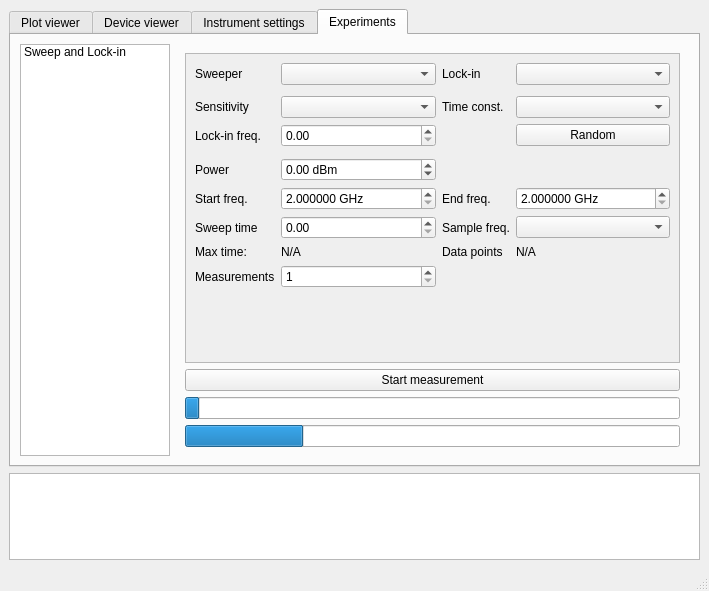
The window that UI/mainwindow.ui (bgoblyos/pymeas-ng) describes before a commit, drawn with Qt 5.
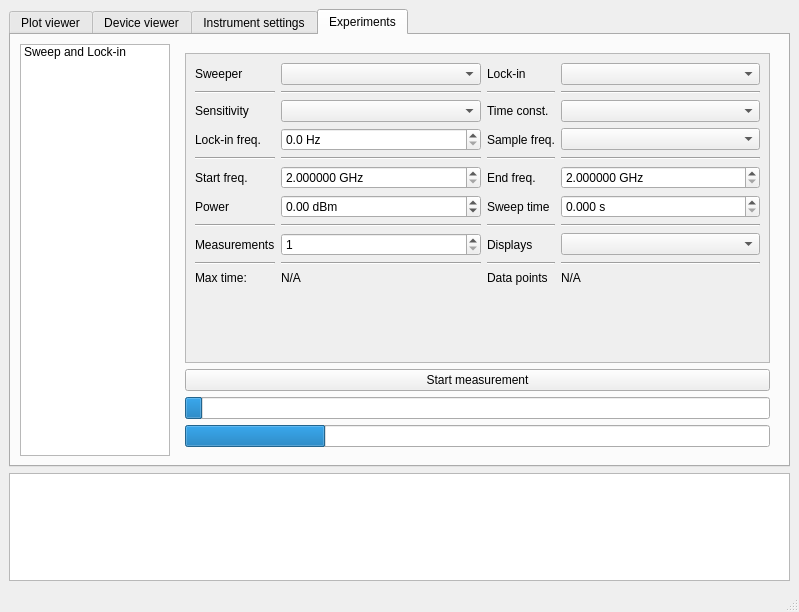
The same window after the commit. Custom widgets are drawn as their Qt base class.

```diff
--- a/UI/mainwindow.ui
+++ b/UI/mainwindow.ui
@@ -6,8 +6,8 @@
    <rect>
     <x>0</x>
     <y>0</y>
-    <width>709</width>
-    <height>591</height>
+    <width>799</width>
+    <height>612</height>
    </rect>
   </property>
   <property name="windowTitle">
@@ -187,8 +187,8 @@
                   <rect>
                    <x>0</x>
                    <y>0</y>
-                   <width>422</width>
-                   <height>348</height>
+                   <width>524</width>
+                   <height>462</height>
                   </rect>
                  </property>
                  <property name="sizePolicy">
@@ -385,7 +385,7 @@
                     <item>
                      <widget class="QRadioButton" name="genericLockInAqOne">
                       <property name="text">
-                       <string>One-shot</string>
+                       <string>O&amp;ne-shot</string>
                       </property>
                      </widget>
                     </item>
@@ -482,8 +482,8 @@
                   <rect>
                    <x>0</x>
                    <y>0</y>
-                   <width>185</width>
-                   <height>98</height>
+                   <width>226</width>
+                   <height>112</height>
                   </rect>
                  </property>
                  <layout class="QFormLayout" name="formLayout_2">
@@ -611,72 +611,15 @@
                 <rect>
                  <x>0</x>
                  <y>0</y>
-                 <width>491</width>
-                 <height>292</height>
+                 <width>597</width>
+                 <height>317</height>
                 </rect>
                </property>
                <layout class="QGridLayout" name="gridLayout">
-                <item row="5" column="1">
-                 <widget class="QDoubleSpinBox" name="sweepAndLockPower">
-                  <property name="suffix">
-                   <string> dBm</string>
-                  </property>
-                  <property name="minimum">
-                   <double>-80.000000000000000</double>
-                  </property>
-                  <property name="maximum">
-                   <double>20.000000000000000</double>
-                  </property>
-                 </widget>
-                </item>
-                <item row="3" column="0">
-                 <widget class="QLabel" name="label_25">
-                  <property name="text">
-                   <string>Lock-in freq.</string>
-                  </property>
-                 </widget>
-                </item>
-                <item row="5" column="0">
-                 <widget class="QLabel" name="label_27">
-                  <property name="text">
-                   <string>Power</string>
-                  </property>
-                 </widget>
-                </item>
-                <item row="7" column="3">
-                 <widget class="QComboBox" name="sweepAndLockSampleFreq"/>
-                </item>
-                <item row="2" column="3">
-                 <widget class="QComboBox" name="sweepAndLockTau"/>
-                </item>
-                <item row="9" column="1">
-                 <widget class="QLabel" name="sweepAndLockMaxTimeLabel">
-                  <property name="text">
-                   <string>N/A</string>
-                  </property>
-                 </widget>
-                </item>
-                <item row="9" column="3">
-                 <widget class="QLabel" name="sweepAndLockDataPointsLabel">
-                  <property name="text">
-                   <string>N/A</string>
-                  </property>
-                 </widget>
-                </item>
-                <item row="2" column="2">
-                 <widget class="QLabel" name="label_26">
-                  <property name="text">
-                   <string>Time const.</string>
-                  </property>
-                 </widget>
-                </item>
-                <item row="2" column="1">
-                 <widget class="QComboBox" name="sweepAndLockSens"/>
-                </item>
-                <item row="7" column="2">
-                 <widget class="QLabel" name="label_21">
-                  <property name="text">
-                   <string>Sample freq.</string>
+                <item row="1" column="2">
+                 <widget class="Line" name="line_7">
+                  <property name="orientation">
+                   <enum>Qt::Horizontal</enum>
                   </property>
                  </widget>
                 </item>
@@ -696,39 +639,6 @@
                   </property>
                  </widget>
                 </item>
-                <item row="1" column="0">
-                 <spacer name="verticalSpacer_3">
-                  <property name="orientation">
-                   <enum>Qt::Vertical</enum>
-                  </property>
-                  <property name="sizeType">
-                   <enum>QSizePolicy::Fixed</enum>
-                  </property>
-                  <property name="sizeHint" stdset="0">
-                   <size>
-                    <width>20</width>
-                    <height>5</height>
-                   </size>
-                  </property>
-                 </spacer>
-                </item>
-                <item row="7" column="1">
-                 <widget class="QDoubleSpinBox" name="sweepAndLockSweepTime"/>
-                </item>
-                <item row="2" column="0">
-                 <widget class="QLabel" name="label_23">
-                  <property name="text">
-                   <string>Sensitivity</string>
-                  </property>
-                 </widget>
-                </item>
-                <item row="0" column="0">
-                 <widget class="QLabel" name="label_16">
-                  <property name="text">
-                   <string>Sweeper</string>
-                  </property>
-                 </widget>
-                </item>
                 <item row="6" column="0">
                  <widget class="QLabel" name="label_19">
                   <property name="text">
@@ -736,20 +646,49 @@
                   </property>
                  </widget>
                 </item>
-                <item row="0" column="2">
-                 <widget class="QLabel" name="label_17">
+                <item row="3" column="2">
+                 <widget class="QLabel" name="label_21">
                   <property name="text">
-                   <string>Lock-in</string>
+                   <string>Sample freq.</string>
                   </property>
                  </widget>
                 </item>
-                <item row="6" column="2">
-                 <widget class="QLabel" name="label_20">
-                  <property name="text">
-                   <string>End freq.</string>
+                <item row="5" column="1">
+                 <widget class="Line" name="line">
+                  <property name="orientation">
+                   <enum>Qt::Horizontal</enum>
                   </property>
                  </widget>
                 </item>
+                <item row="6" column="1">
+                 <widget class="QDoubleSpinBox" name="sweepAndLockStartFreq">
+                  <property name="suffix">
+                   <string> GHz</string>
+                  </property>
+                  <property name="decimals">
+                   <number>6</number>
+                  </property>
+                  <property name="minimum">
+                   <double>2.000000000000000</double>
+                  </property>
+                  <property name="maximum">
+                   <double>20.000000000000000</double>
+                  </property>
+                  <property name="value">
+                   <double>2.000000000000000</double>
+                  </property>
+                 </widget>
+                </item>
+                <item row="10" column="1">
+                 <widget class="Line" name="line_9">
+                  <property name="orientation">
+                   <enum>Qt::Horizontal</enum>
+                  </property>
+                 </widget>
+                </item>
+                <item row="2" column="1">
+                 <widget class="QComboBox" name="sweepAndLockSens"/>
+                </item>
                 <item row="0" column="1">
                  <widget class="QComboBox" name="sweepAndLockSelectSweeper">
                   <property name="sizePolicy">
@@ -766,13 +705,61 @@
                   </property>
                  </widget>
                 </item>
-                <item row="7" column="0">
+                <item row="10" column="2">
+                 <widget class="Line" name="line_11">
+                  <property name="orientation">
+                   <enum>Qt::Horizontal</enum>
+                  </property>
+                 </widget>
+                </item>
+                <item row="1" column="3">
+                 <widget class="Line" name="line_8">
+                  <property name="orientation">
+                   <enum>Qt::Horizontal</enum>
+                  </property>
+                 </widget>
+                </item>
+                <item row="10" column="0">
+                 <widget class="Line" name="line_12">
+                  <property name="orientation">
+                   <enum>Qt::Horizontal</enum>
+                  </property>
+                 </widget>
+                </item>
+                <item row="0" column="2">
+                 <widget class="QLabel" name="label_17">
+                  <property name="text">
+                   <string>Lock-in</string>
+                  </property>
+                 </widget>
+                </item>
+                <item row="7" column="2">
                  <widget class="QLabel" name="label_18">
                   <property name="text">
                    <string>Sweep time</string>
                   </property>
                  </widget>
                 </item>
+                <item row="7" column="3">
+                 <widget class="QDoubleSpinBox" name="sweepAndLockSweepTime">
+                  <property name="prefix">
+                   <string/>
+                  </property>
+                  <property name="suffix">
+                   <string> s</string>
+                  </property>
+                  <property name="decimals">
+                   <number>3</number>
+                  </property>
+                 </widget>
+                </item>
+                <item row="14" column="3">
+                 <widget class="QLabel" name="sweepAndLockDataPointsLabel">
+                  <property name="text">
+                   <string>N/A</string>
+                  </property>
+                 </widget>
+                </item>
                 <item row="0" column="3">
                  <widget class="QComboBox" name="sweepAndLockSelectLockIn">
                   <property name="sizePolicy">
@@ -783,39 +770,28 @@
                   </property>
                  </widget>
                 </item>
-                <item row="6" column="1">
-                 <widget class="QDoubleSpinBox" name="sweepAndLockStartFreq">
-                  <property name="suffix">
-                   <string> GHz</string>
+                <item row="13" column="2">
+                 <widget class="Line" name="line_14">
+                  <property name="orientation">
+                   <enum>Qt::Horizontal</enum>
                   </property>
-                  <property name="decimals">
-                   <number>6</number>
+                 </widget>
+                </item>
+                <item row="5" column="3">
+                 <widget class="Line" name="line_2">
+                  <property name="orientation">
+                   <enum>Qt::Horizontal</enum>
                   </property>
-                  <property name="minimum">
-                   <double>2.000000000000000</double>
-                  </property>
-                  <property name="maximum">
-                   <double>20.000000000000000</double>
-                  </property>
-                  <property name="value">
-                   <double>2.000000000000000</double>
-                  </property>
                  </widget>
                 </item>
-                <item row="11" column="1">
-                 <spacer name="verticalSpacer_2">
+                <item row="5" column="2">
+                 <widget class="Line" name="line_4">
                   <property name="orientation">
-                   <enum>Qt::Vertical</enum>
+                   <enum>Qt::Horizontal</enum>
                   </property>
-                  <property name="sizeHint" stdset="0">
-                   <size>
-                    <width>20</width>
-                    <height>40</height>
-                   </size>
-                  </property>
-                 </spacer>
+                 </widget>
                 </item>
-                <item row="9" column="0">
+                <item row="14" column="0">
                  <widget class="QLabel" name="label_22">
                   <property name="toolTip">
                    <string>&lt;html&gt;&lt;head/&gt;&lt;body&gt;&lt;p&gt;Maximum amount of time that can be recorded to the internal memory of the lock-in.&lt;/p&gt;&lt;p&gt;Anything over this limit will be padded with zeroes.&lt;/p&gt;&lt;/body&gt;&lt;/html&gt;</string>
@@ -825,51 +801,74 @@
                   </property>
                  </widget>
                 </item>
-                <item row="3" column="3">
-                 <widget class="QPushButton" name="sweepAndLockRandom">
+                <item row="7" column="1">
+                 <widget class="QDoubleSpinBox" name="sweepAndLockPower">
+                  <property name="suffix">
+                   <string> dBm</string>
+                  </property>
+                  <property name="minimum">
+                   <double>-80.000000000000000</double>
+                  </property>
+                  <property name="maximum">
+                   <double>20.000000000000000</double>
+                  </property>
+                 </widget>
+                </item>
+                <item row="2" column="2">
+                 <widget class="QLabel" name="label_26">
                   <property name="text">
-                   <string>Random</string>
+                   <string>Time const.</string>
                   </property>
                  </widget>
                 </item>
-                <item row="9" column="2">
-                 <widget class="QLabel" name="label_24">
+                <item row="12" column="3">
+                 <widget class="QComboBox" name="comboBox"/>
+                </item>
+                <item row="2" column="0">
+                 <widget class="QLabel" name="label_23">
                   <property name="text">
-                   <string>Data points</string>
+                   <string>Sensitivity</string>
+                  </property>
+                 </widget>
+                </item>
+                <item row="10" column="3">
+                 <widget class="Line" name="line_10">
+                  <property name="orientation">
+                   <enum>Qt::Horizontal</enum>
                   </property>
                  </widget>
                 </item>
                 <item row="3" column="1">
                  <widget class="QDoubleSpinBox" name="sweepAndLockFreq">
+                  <property name="suffix">
+                   <string> Hz</string>
+                  </property>
+                  <property name="decimals">
+                   <number>1</number>
+                  </property>
                   <property name="maximum">
-                   <double>1000.000000000000000</double>
+                   <double>100000.000000000000000</double>
+                  </property>
+                  <property name="stepType">
+                   <enum>QAbstractSpinBox::AdaptiveDecimalStepType</enum>
                   </property>
                  </widget>
                 </item>
-                <item row="4" column="0">
-                 <spacer name="verticalSpacer_4">
+                <item row="1" column="0">
+                 <widget class="Line" name="line_5">
                   <property name="orientation">
-                   <enum>Qt::Vertical</enum>
+                   <enum>Qt::Horizontal</enum>
                   </property>
-                  <property name="sizeType">
-                   <enum>QSizePolicy::Fixed</enum>
-                  </property>
-                  <property name="sizeHint" stdset="0">
-                   <size>
-                    <width>20</width>
-                    <height>5</height>
-                   </size>
-                  </property>
-                 </spacer>
+                 </widget>
                 </item>
-                <item row="10" column="0">
-                 <widget class="QLabel" name="label_28">
+                <item row="14" column="2">
+                 <widget class="QLabel" name="label_24">
                   <property name="text">
-                   <string>Measurements</string>
+                   <string>Data points</string>
                   </property>
                  </widget>
                 </item>
-                <item row="10" column="1">
+                <item row="12" column="1">
                  <widget class="QSpinBox" name="sweepAndLockNumRuns">
                   <property name="minimum">
                    <number>1</number>
@@ -879,6 +878,109 @@
                   </property>
                  </widget>
                 </item>
+                <item row="2" column="3">
+                 <widget class="QComboBox" name="sweepAndLockTau"/>
+                </item>
+                <item row="5" column="0">
+                 <widget class="Line" name="line_3">
+                  <property name="orientation">
+                   <enum>Qt::Horizontal</enum>
+                  </property>
+                 </widget>
+                </item>
+                <item row="7" column="0">
+                 <widget class="QLabel" name="label_27">
+                  <property name="text">
+                   <string>Power</string>
+                  </property>
+                 </widget>
+                </item>
+                <item row="12" column="2">
+                 <widget class="QLabel" name="label_29">
+                  <property name="text">
+                   <string>Displays</string>
+                  </property>
+                 </widget>
+                </item>
+                <item row="3" column="3">
+                 <widget class="QComboBox" name="sweepAndLockSampleFreq"/>
+                </item>
+                <item row="14" column="1">
+                 <widget class="QLabel" name="sweepAndLockMaxTimeLabel">
+                  <property name="text">
+                   <string>N/A</string>
+                  </property>
+                 </widget>
+                </item>
+                <item row="13" column="1">
+                 <widget class="Line" name="line_13">
+                  <property name="orientation">
+                   <enum>Qt::Horizontal</enum>
+                  </property>
+                 </widget>
+                </item>
+                <item row="15" column="0">
+                 <spacer name="verticalSpacer_2">
+                  <property name="orientation">
+                   <enum>Qt::Vertical</enum>
+                  </property>
+                  <property name="sizeHint" stdset="0">
+                   <size>
+                    <width>20</width>
+                    <height>40</height>
+                   </size>
+                  </property>
+                 </spacer>
+                </item>
+                <item row="1" column="1">
+                 <widget class="Line" name="line_6">
+                  <property name="orientation">
+                   <enum>Qt::Horizontal</enum>
+                  </property>
+                 </widget>
+                </item>
+                <item row="3" column="0">
+                 <widget class="QLabel" name="label_25">
+                  <property name="text">
+                   <string>Lock-in freq.</string>
+                  </property>
+                 </widget>
+                </item>
+                <item row="12" column="0">
+                 <widget class="QLabel" name="label_28">
+                  <property name="text">
+                   <string>Measurements</string>
+                  </property>
+                 </widget>
+                </item>
+                <item row="0" column="0">
+                 <widget class="QLabel" name="label_16">
+                  <property name="text">
+                   <string>Sweeper</string>
+                  </property>
+                 </widget>
+                </item>
+                <item row="6" column="2">
+                 <widget class="QLabel" name="label_20">
+                  <property name="text">
+                   <string>End freq.</string>
+                  </property>
+                 </widget>
+                </item>
+                <item row="13" column="3">
+                 <widget class="Line" name="line_15">
+                  <property name="orientation">
+                   <enum>Qt::Horizontal</enum>
+                  </property>
+                 </widget>
+                </item>
+                <item row="13" column="0">
+                 <widget class="Line" name="line_16">
+                  <property name="orientation">
+                   <enum>Qt::Horizontal</enum>
+                  </property>
+                 </widget>
+                </item>
                </layout>
               </widget>
              </widget>
```
